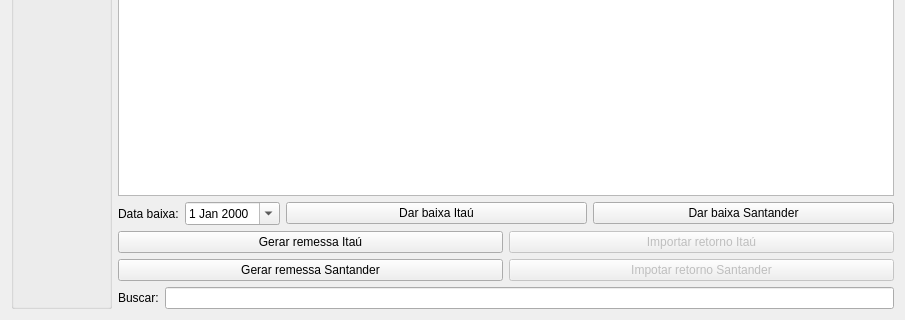
Qt form ui/widgetgare.ui (darktorres/ERP-STACCATO) before a commit; both pictures show x 0 to 905 and y 226 to 546 of the 905 by 546 pixel window.
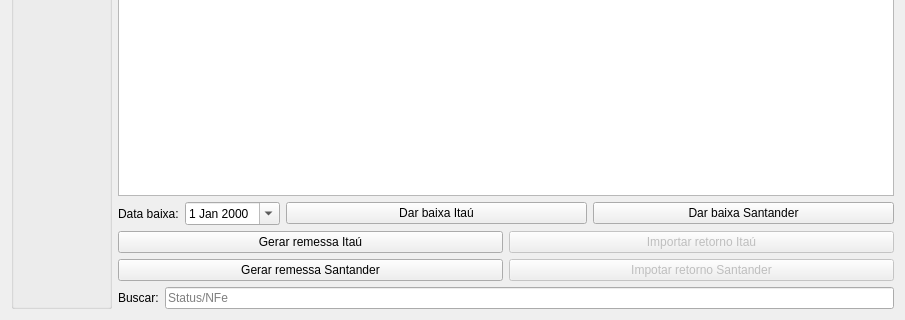
The same form after that commit. Custom widgets are drawn as their Qt base class.

Commit message: Placeholder da busca

The edit to the form file:
```diff
--- a/ui/widgetgare.ui
+++ b/ui/widgetgare.ui
@@ -132,6 +132,9 @@
        <property name="enabled">
         <bool>true</bool>
        </property>
+       <property name="placeholderText">
+        <string>Status/NFe</string>
+       </property>
       </widget>
      </item>
     </layout>
```
